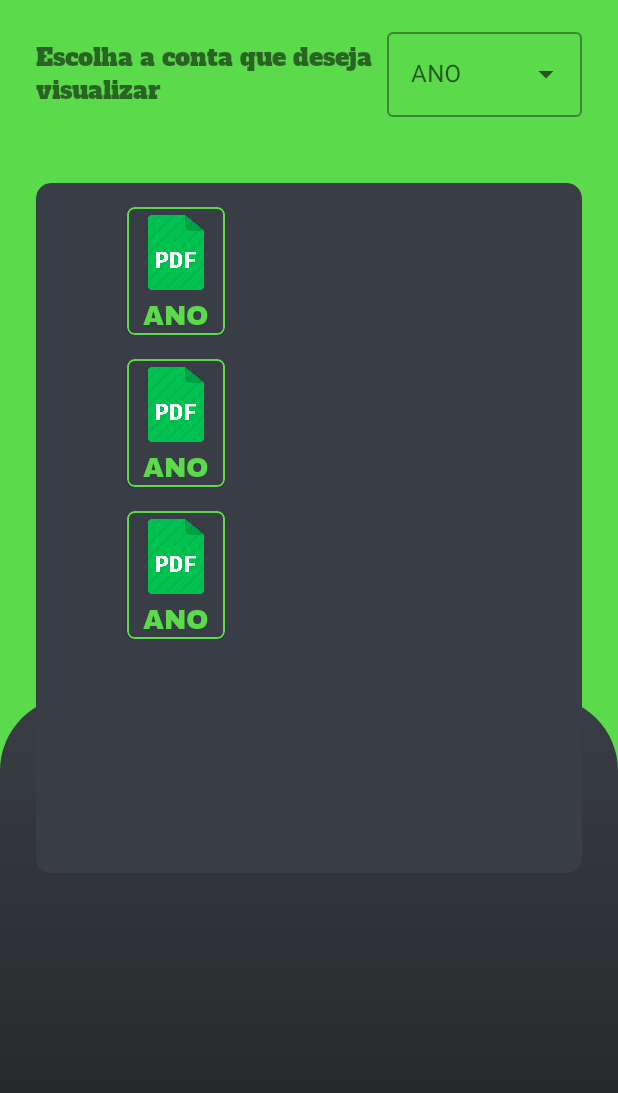
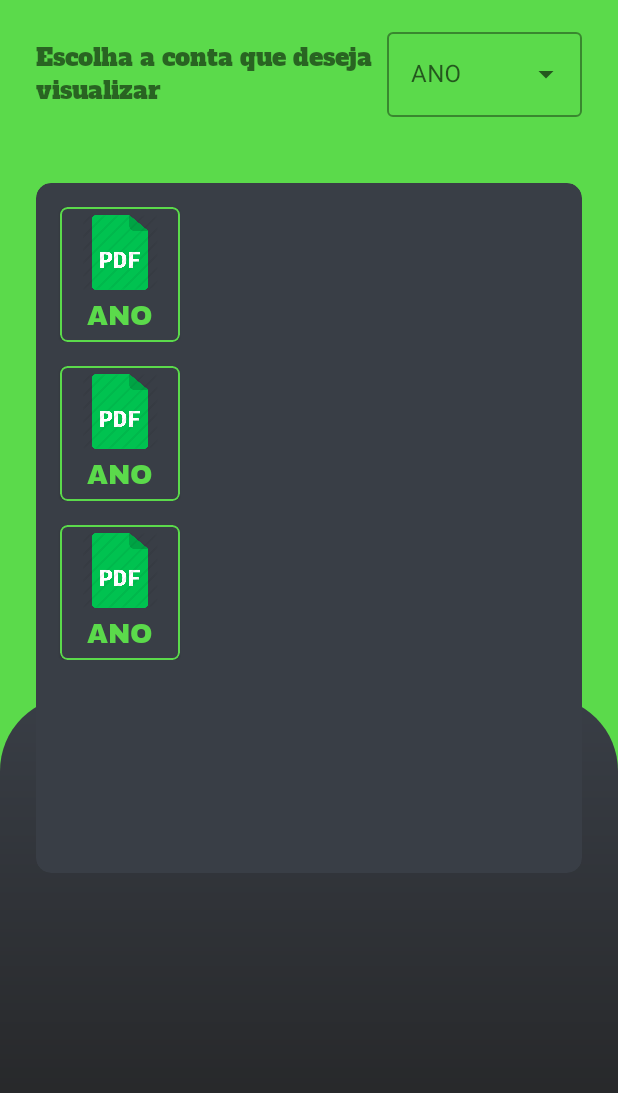
Before and after one commit to Kdiaseng/powerControl, an Android app: the layout fragment_document_list.xml on its own in the app's theme, with its tools: preview values and no code run, on a phone screen of 412 x 824 dp. Shown: the top 1093 px of the screen. Run offline under Robolectric (Android 15) with nearby library versions, the phone set to English and light mode, and no system bars; Roboto replaces fonts that are not available here.

Commit message:
ajust in layout spinner

```diff
--- a/app/src/main/res/layout/fragment_document_list.xml
+++ b/app/src/main/res/layout/fragment_document_list.xml
@@ -18,6 +18,7 @@
         app:layout_constraintTop_toTopOf="parent">
 
         <AutoCompleteTextView
+            android:textColor="@color/palette1Black"
             android:enabled="false"
             android:id="@+id/autoComplete_year"
             android:layout_width="match_parent"
@@ -65,13 +66,14 @@
         app:strokeColor="@color/colorGreenAccent"
         app:strokeWidth="1dp">
 
-        <androidx.recyclerview.widget.RecyclerView
-            android:id="@+id/recyclerView_docs"
-            android:layout_width="match_parent"
-            android:layout_height="wrap_content"
-            android:layout_gravity="center_horizontal"
-            android:layout_marginStart="30dp"
-            tools:listitem="@layout/item_document" />
+
+            <androidx.recyclerview.widget.RecyclerView
+                android:id="@+id/recyclerView_docs"
+                android:layout_width="match_parent"
+                android:layout_height="wrap_content"
+                tools:listitem="@layout/item_document" />
+
+
 
 
     </androidx.cardview.widget.CardView>
--- a/app/src/main/res/layout/fragment_home.xml
+++ b/app/src/main/res/layout/fragment_home.xml
@@ -63,8 +63,11 @@
                 tools:ignore="UselessParent">
 
                 <Spinner
+                    android:dropDownVerticalOffset="?attr/dropdownListPreferredItemHeight"
+                    android:popupElevation="3dp"
                     android:id="@+id/spinner_years"
                     android:layout_width="115dp"
+                    android:dropDownWidth="115dp"
                     android:layout_height="match_parent"
                     android:backgroundTint="@color/colorGreenAccent"
                     android:spinnerMode="dropdown"
--- a/app/src/main/res/layout/item_document.xml
+++ b/app/src/main/res/layout/item_document.xml
@@ -8,14 +8,14 @@
     <com.google.android.material.card.MaterialCardView
        android:id="@+id/materialCard_item_docs"
         app:cardBackgroundColor="@color/palette1BlackLight"
-        android:layout_width="65dp"
+        android:layout_width="80dp"
         app:cardCornerRadius="5dp"
         android:clickable="true"
         android:focusable="true"
         android:checkable="true"
         app:strokeWidth="1dp"
         app:strokeColor="@color/colorGreenAccent"
-        android:layout_height="85dp"
+        android:layout_height="90dp"
         android:layout_marginStart="16dp"
         android:layout_marginTop="16dp"
         app:layout_constraintStart_toStartOf="parent"
--- a/app/src/main/res/layout/spinner_item.xml
+++ b/app/src/main/res/layout/spinner_item.xml
@@ -1,9 +1,10 @@
 <TextView xmlns:android="http://schemas.android.com/apk/res/android"
     android:id="@android:id/text1"
-    style="?android:attr/dropDownItemStyle"
+    style="?attr/spinnerDropDownItemStyle"
     android:textAppearance="?android:attr/textAppearanceLargePopupMenu"
     android:textColor="@color/colorGreenAccent"
     android:singleLine="true"
+    android:textSize="18sp"
     android:gravity="center"
     android:layout_width="match_parent"
     android:layout_height="?android:attr/listPreferredItemHeight"
```
